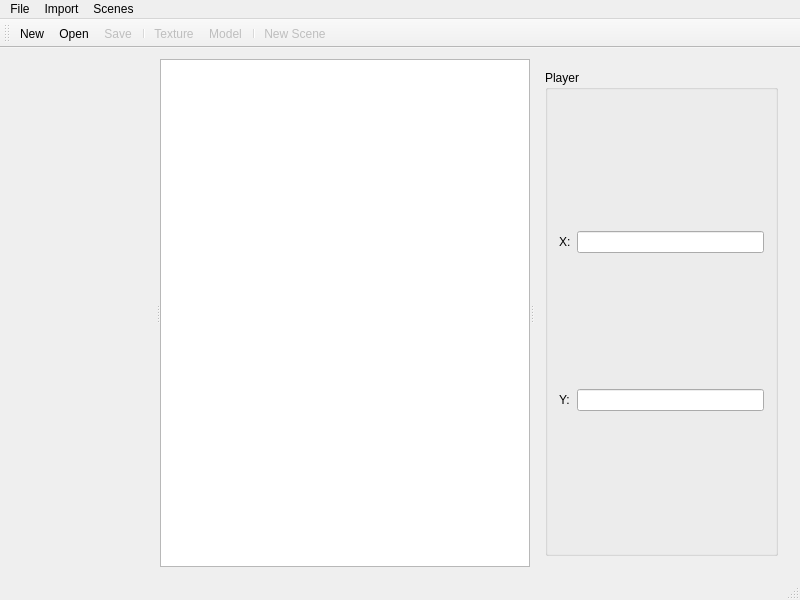
Above: Editor/editor.ui from NinjaDanz3r/NinjaOctopushBurgersOfDoom before the change. Below: the same form after it.
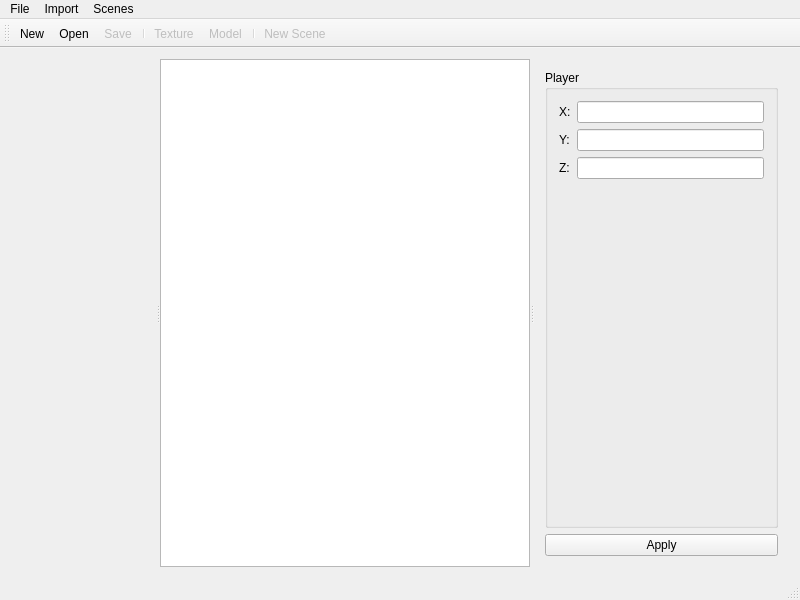
That is the form after the change. The open tabs and pages were chosen to show the change. Icons and pictures are not drawn. Custom widgets are drawn as their Qt base class.

Commit message: Edit player position in editor

Patch:
```diff
--- a/Editor/editor.ui
+++ b/Editor/editor.ui
@@ -77,7 +77,10 @@
            <property name="title">
             <string>Player</string>
            </property>
-           <layout class="QGridLayout" name="gridLayout_2">
+           <layout class="QFormLayout" name="formLayout">
+            <property name="fieldGrowthPolicy">
+             <enum>QFormLayout::AllNonFixedFieldsGrow</enum>
+            </property>
             <item row="0" column="0">
              <widget class="QLabel" name="label">
               <property name="text">
@@ -98,9 +101,26 @@
             <item row="1" column="1">
              <widget class="QLineEdit" name="playerYLineEdit"/>
             </item>
+            <item row="2" column="0">
+             <widget class="QLabel" name="label_3">
+              <property name="text">
+               <string>Z:</string>
+              </property>
+             </widget>
+            </item>
+            <item row="2" column="1">
+             <widget class="QLineEdit" name="playerZLineEdit"/>
+            </item>
            </layout>
           </widget>
          </item>
+         <item>
+          <widget class="QPushButton" name="applySceneButton">
+           <property name="text">
+            <string>Apply</string>
+           </property>
+          </widget>
+         </item>
         </layout>
        </widget>
       </widget>
```
Left out of the diff: 2 changed lines with no effect on the pictures. The commit also changes 2 other files.
